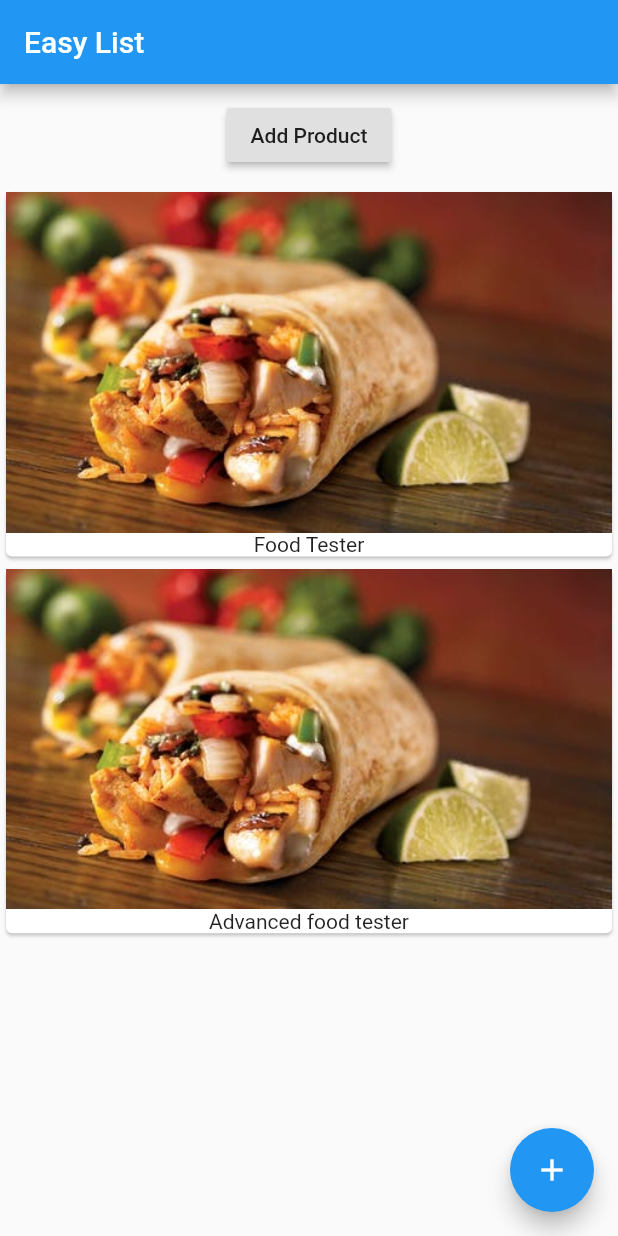
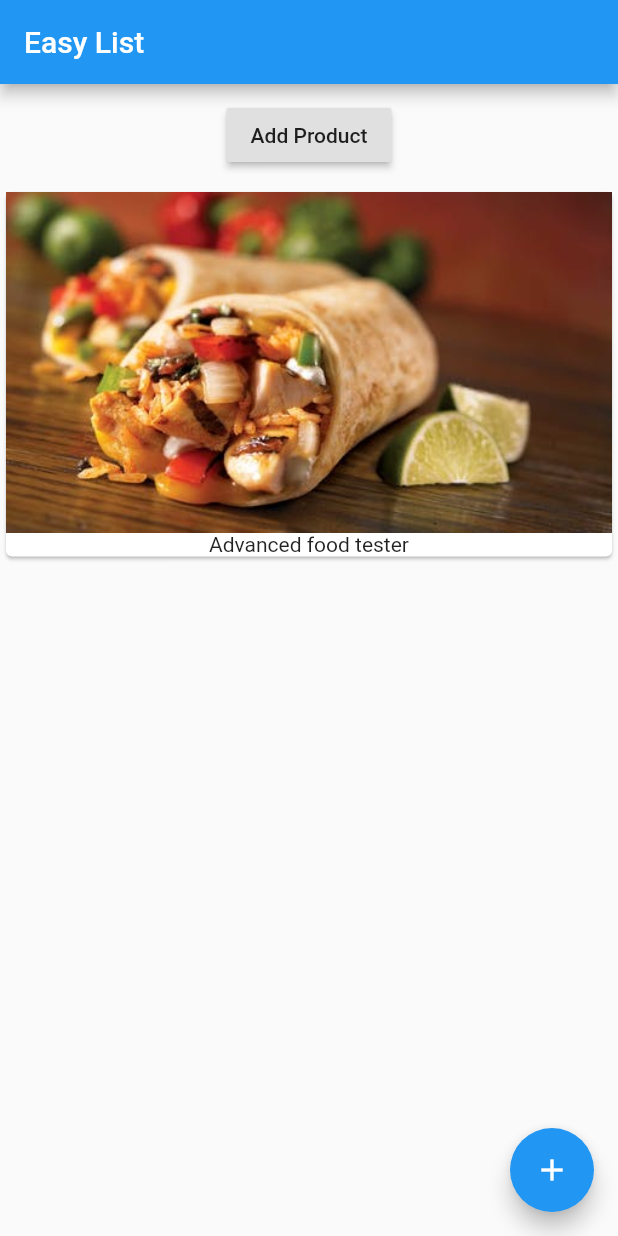
Before and after one commit to rubayetevan/flutter_practice, a Flutter app: the screen it shows after launch, after a tap on "Add Product", on a phone screen of 412 x 824 dp. Run offline on Flutter 3.47's test engine with Material 2 defaults, Android fonts, the phone set to English and light mode, and no system bars.

```diff
--- a/lib/main.dart
+++ b/lib/main.dart
@@ -21,7 +21,7 @@ class MyApp extends StatelessWidget {
 
               },
             ),
-            body: ProductManager('Food Tester'),
+            body: ProductManager(),
             )
             );
   }
--- a/lib/product_manager.dart
+++ b/lib/product_manager.dart
@@ -3,8 +3,8 @@ import 'products.dart';
 import 'product_control.dart';
 
 class ProductManager extends StatefulWidget {
-  final String startingProduct;
-  ProductManager(this.startingProduct);
+  final String startingProduct='Food tester';
+  //ProductManager(this.startingProduct);
   @override
   State<StatefulWidget> createState() {
     return _ProductState();
@@ -16,7 +16,7 @@ class _ProductState extends State<ProductManager> {
   @override
   void initState() {
     super.initState();
-    _products.add(widget.startingProduct);
+   // _products.add(widget.startingProduct);
   }
 
   void _addProduct(String product) {
--- a/lib/products.dart
+++ b/lib/products.dart
@@ -5,7 +5,9 @@ class Products extends StatelessWidget {
   Products(this.products);
 
   Widget _buidProduct(BuildContext context, int index) {
-    return Card(
+    Widget item;
+    if (products.length > 0) {
+      item = Card(
         child: Column(
           children: <Widget>[
             Image.asset('assets/food.jpeg'),
@@ -13,6 +15,12 @@ class Products extends StatelessWidget {
           ],
         ),
       );
+    } else {
+      item = Center(
+        child: Text('Press add product button to add product'),
+      );
+    }
+    return item;
   }
 
   @override
```
Lines whose indentation alone changed are shown as unchanged.
